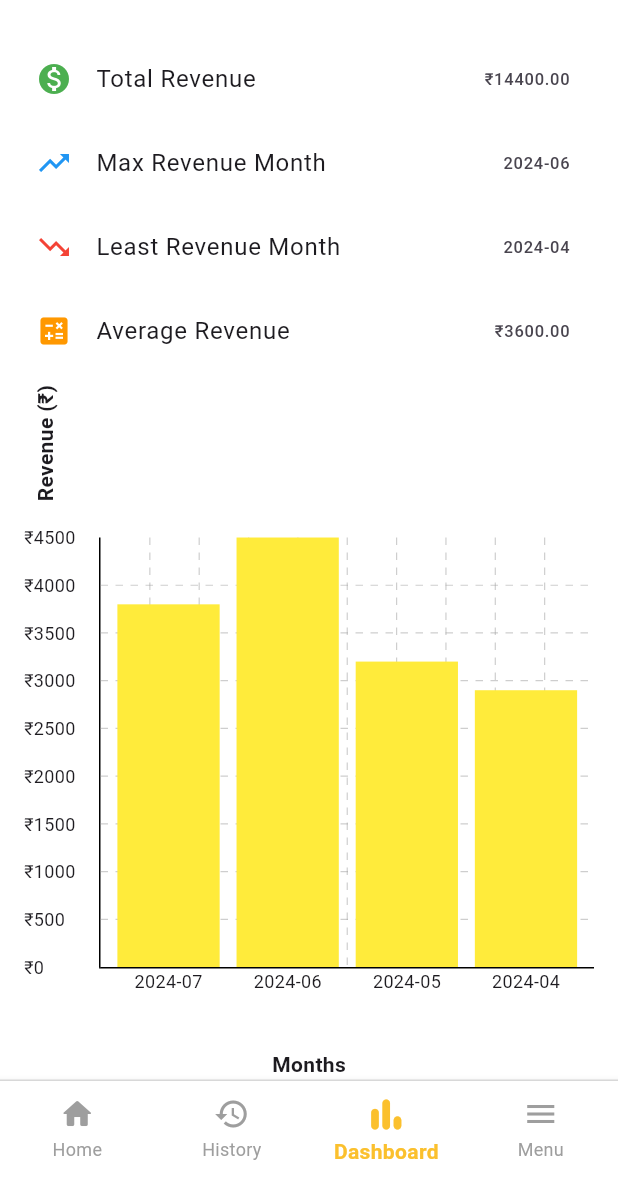
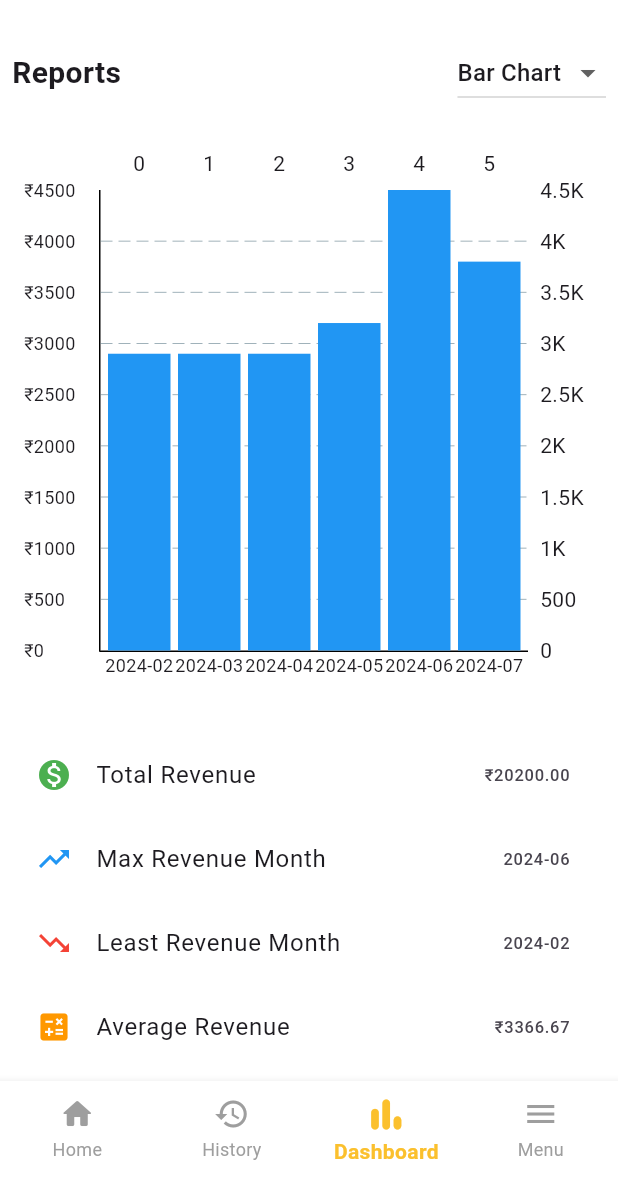
Before and after one commit to IamSamyak/bill-generator, a Flutter app: the screen it shows after launch, item 3 of the bottom bar chosen, on a phone screen of 412 x 824 dp, the part 59-1236 px from its top. Run offline on Flutter 3.47's test engine with Material 3 defaults, Android fonts, the phone set to English and light mode, and no system bars; drawn by our look-alikes of fl_chart; our stand-ins replace pdf, permission_handler, share_plus.

Commit message:
Adding line graph

```diff
--- a/lib/main.dart
+++ b/lib/main.dart
@@ -56,6 +56,8 @@ class _MainScreenState extends State<MainScreen> {
     {'customer_name': 'Neha Joshi', 'date': '2024-06-10', 'amount': 2700, 'status': 'Unpaid', 'contact_number': '6543210987'},
     {'customer_name': 'Rajesh Kumar', 'date': '2024-05-20', 'amount': 3200, 'status': 'Paid', 'contact_number': '5432109876'},
     {'customer_name': 'Priya Mehta', 'date': '2024-04-18', 'amount': 2900, 'status': 'Unpaid', 'contact_number': '4321098765'},
+    {'customer_name': 'Riya Mehta', 'date': '2024-03-18', 'amount': 2900, 'status': 'Unpaid', 'contact_number': '4321098765'},
+    {'customer_name': 'Giya Mehta', 'date': '2024-02-18', 'amount': 2900, 'status': 'Unpaid', 'contact_number': '4321098765'},
   ];
 
   void _navigateToPage(String page) {
@@ -96,10 +98,10 @@ class _MainScreenState extends State<MainScreen> {
           ? Column(
               mainAxisSize: MainAxisSize.min,
               children: [
-                Container(
-                  height: 1, // Border above the bottom navigation
-                  color: Colors.grey.shade300,
-                ),
+                // Container(
+                //   height: 1, // Border above the bottom navigation
+                //   color: Colors.grey.shade300,
+                // ),
                 BottomNavigationBar(
                   items: [
                     BottomNavigationBarItem(
--- a/lib/pages/reports_page.dart
+++ b/lib/pages/reports_page.dart
@@ -1,14 +1,23 @@
 import 'package:flutter/material.dart';
-import 'package:fl_chart/fl_chart.dart';
+import 'package:bill_generator/widgets/line_chart.dart';
+import 'package:bill_generator/widgets/bar_chart.dart';
+import 'package:bill_generator/widgets/graph_description.dart';
 
-class ReportsPage extends StatelessWidget {
+class ReportsPage extends StatefulWidget {
   final List<Map<String, dynamic>> initialBills;
 
   const ReportsPage({super.key, required this.initialBills});
 
+  @override
+  _ReportsPageState createState() => _ReportsPageState();
+}
+
+class _ReportsPageState extends State<ReportsPage> {
+  String selectedChartType = "Bar Chart";
+
   Map<String, double> calculateMonthlyRevenue() {
     Map<String, double> revenue = {};
-    for (var bill in initialBills) {
+    for (var bill in widget.initialBills) {
       DateTime date = DateTime.parse(bill['date']);
       String month = "${date.year}-${date.month.toString().padLeft(2, '0')}";
       revenue[month] = (revenue[month] ?? 0) + bill['amount'];
@@ -19,152 +28,48 @@ class ReportsPage extends StatelessWidget {
   @override
   Widget build(BuildContext context) {
     Map<String, double> monthlyRevenue = calculateMonthlyRevenue();
-    List<String> months = monthlyRevenue.keys.toList();
-
     double totalRevenue = monthlyRevenue.values.fold(0, (sum, amount) => sum + amount);
     double averageRevenue = monthlyRevenue.isNotEmpty ? totalRevenue / monthlyRevenue.length : 0;
 
-    String maxRevenueMonth = months.isNotEmpty
-        ? months[monthlyRevenue.values.toList().indexOf(monthlyRevenue.values.reduce((a, b) => a > b ? a : b))]
+    String maxRevenueMonth = monthlyRevenue.isNotEmpty
+        ? monthlyRevenue.entries.reduce((a, b) => a.value > b.value ? a : b).key
         : "N/A";
-
-    String minRevenueMonth = months.isNotEmpty
-        ? months[monthlyRevenue.values.toList().indexOf(monthlyRevenue.values.reduce((a, b) => a < b ? a : b))]
+    String minRevenueMonth = monthlyRevenue.isNotEmpty
+        ? monthlyRevenue.entries.reduce((a, b) => a.value < b.value ? a : b).key
         : "N/A";
-
-    double barWidth = months.length > 1 ? (300 / (months.length*1.1)) : 30;
-
-    List<BarChartGroupData> barGroups = months
-        .asMap()
-        .entries
-        .map((entry) => BarChartGroupData(
-              x: entry.key,
-              barsSpace: -1,
-              barRods: [
-                BarChartRodData(
-                  toY: monthlyRevenue[entry.value]!,
-                  color: Colors.yellow,
-                  width: barWidth,
-                  borderRadius: BorderRadius.zero,
-                ),
-              ],
-            ))
-        .toList();
 
     return Column(
       children: [
         Padding(
           padding: const EdgeInsets.all(8.0),
-          child: Column(
-            crossAxisAlignment: CrossAxisAlignment.start,
+          child: Row(
+            mainAxisAlignment: MainAxisAlignment.spaceBetween,
             children: [
-              ListTile(
-                leading: const Icon(Icons.monetization_on, color: Colors.green),
-                title: const Text("Total Revenue"),
-                trailing: Text("₹${totalRevenue.toStringAsFixed(2)}"),
+              const Text(
+                "Reports",
+                style: TextStyle(fontSize: 20, fontWeight: FontWeight.bold),
               ),
-              ListTile(
-                leading: const Icon(Icons.trending_up, color: Colors.blue),
-                title: const Text("Max Revenue Month"),
-                trailing: Text(maxRevenueMonth),
-              ),
-              ListTile(
-                leading: const Icon(Icons.trending_down, color: Colors.red),
-                title: const Text("Least Revenue Month"),
-                trailing: Text(minRevenueMonth),
-              ),
-              ListTile(
-                leading: const Icon(Icons.calculate, color: Colors.orange),
-                title: const Text("Average Revenue"),
-                trailing: Text("₹${averageRevenue.toStringAsFixed(2)}"),
+              DropdownButton<String>(
+                value: selectedChartType,
+                onChanged: (value) {
+                  setState(() {
+                    selectedChartType = value!;
+                  });
+                },
+                items: const [
+                  DropdownMenuItem(value: "Bar Chart", child: Text("Bar Chart")),
+                  DropdownMenuItem(value: "Line Chart", child: Text("Line Chart")),
+                ],
               ),
             ],
           ),
         ),
         Expanded(
-          child: Column(
-            children: [
-              const Padding(
-                padding: EdgeInsets.only(left: 20, bottom: 8),
-                child: Align(
-                  alignment: Alignment.centerLeft,
-                  child: RotatedBox(
-                    quarterTurns: 3,
-                    child: Text(
-                      "Revenue (₹)",
-                      style: TextStyle(fontSize: 14, fontWeight: FontWeight.bold),
-                    ),
-                  ),
-                ),
-              ),
-              Expanded(
-                child: Container(
-                  padding: const EdgeInsets.all(16.0),
-                  child: BarChart(
-                    BarChartData(
-                      alignment: BarChartAlignment.spaceEvenly,
-                      gridData: FlGridData(
-                        show: true,
-                        drawHorizontalLine: true,
-                        drawVerticalLine: true,
-                        getDrawingHorizontalLine: (value) => FlLine(
-                          color: Colors.grey.withOpacity(0.5),
-                          strokeWidth: 0.8,
-                          dashArray: [5, 5],
-                        ),
-                        getDrawingVerticalLine: (value) => FlLine(
-                          color: Colors.grey.withOpacity(0.5),
-                          strokeWidth: 0.8,
-                          dashArray: [5, 5],
-                        ),
-                      ),
-                      titlesData: FlTitlesData(
-                        leftTitles: AxisTitles(
-                          sideTitles: SideTitles(
-                            showTitles: true,
-                            reservedSize: 50,
-                            getTitlesWidget: (value, meta) {
-                              return Text("₹${value.toInt()}", style: const TextStyle(fontSize: 12));
-                            },
-                          ),
-                        ),
-                        bottomTitles: AxisTitles(
-                          sideTitles: SideTitles(
-                            showTitles: true,
-                            reservedSize: 30,
-                            getTitlesWidget: (value, meta) {
-                              if (value.toInt() >= 0 && value.toInt() < months.length) {
-                                return Text(months[value.toInt()], style: const TextStyle(fontSize: 12));
-                              }
-                              return const SizedBox();
-                            },
-                          ),
-                        ),
-                        topTitles: AxisTitles(sideTitles: SideTitles(showTitles: false)),
-                        rightTitles: AxisTitles(sideTitles: SideTitles(showTitles: false)),
-                      ),
-                      borderData: FlBorderData(
-                        show: true,
-                        border: Border(
-                          left: BorderSide(color: Colors.black, width: 1),
-                          bottom: BorderSide(color: Colors.black, width: 1),
-                        ),
-                      ),
-                      barGroups: barGroups,
-                    ),
-                  ),
-                ),
-              ),
-              const Padding(
-                padding: EdgeInsets.only(top: 8),
-                child: Text(
-                  "Months",
-                  style: TextStyle(fontSize: 14, fontWeight: FontWeight.bold),
-                ),
-              ),
-            ],
-          ),
+          child: selectedChartType == "Bar Chart"
+              ? BarChartWidget(monthlyRevenue: monthlyRevenue)
+              : LineChartWidget(monthlyRevenue: monthlyRevenue),
         ),
+        graph_description(totalRevenue: totalRevenue, maxRevenueMonth: maxRevenueMonth, minRevenueMonth: minRevenueMonth, averageRevenue: averageRevenue),
       ],
     );
   }
--- /dev/null
+++ b/lib/widgets/bar_chart.dart
@@ -0,0 +1,73 @@
+import 'package:flutter/material.dart';
+import 'package:fl_chart/fl_chart.dart';
+
+class BarChartWidget extends StatelessWidget {
+  final Map<String, double> monthlyRevenue;
+
+  const BarChartWidget({super.key, required this.monthlyRevenue});
+
+  @override
+  Widget build(BuildContext context) {
+    List<String> months = monthlyRevenue.keys.toList();
+    List<String> reversedMonths = months.reversed.toList(); // Reverse month order
+    double barWidth = months.length > 1 ? (300 / (months.length * 1.2)) : 30;
+
+    List<BarChartGroupData> barGroups = reversedMonths.asMap().entries.map(
+      (entry) {
+        return BarChartGroupData(
+          x: entry.key,
+          barsSpace: -1,
+          barRods: [
+            BarChartRodData(
+              toY: monthlyRevenue[entry.value]!,
+              color: Colors.blue,
+              width: barWidth,
+              borderRadius: BorderRadius.zero,
+            ),
+          ],
+        );
+      },
+    ).toList();
+
+    return Container(
+      padding: const EdgeInsets.all(16.0),
+      child: BarChart(
+        BarChartData(
+          alignment: BarChartAlignment.spaceEvenly,
+          gridData: FlGridData(show: true, drawHorizontalLine: true, drawVerticalLine: false),
+          titlesData: FlTitlesData(
+            leftTitles: AxisTitles(
+              sideTitles: SideTitles(
+                showTitles: true,
+                reservedSize: 50,
+                getTitlesWidget: (value, meta) {
+                  return Text("₹${value.toInt()}", style: const TextStyle(fontSize: 12));
+                },
+              ),
+            ),
+            bottomTitles: AxisTitles(
+              sideTitles: SideTitles(
+                showTitles: true,
+                reservedSize: 30,
+                getTitlesWidget: (value, meta) {
+                  if (value.toInt() >= 0 && value.toInt() < reversedMonths.length) {
+                    return Text(reversedMonths[value.toInt()], style: const TextStyle(fontSize: 12));
+                  }
+                  return const SizedBox();
+                },
+              ),
+            ),
+          ),
+          borderData: FlBorderData(
+            show: true,
+            border: const Border(
+              left: BorderSide(color: Colors.black, width: 1),
+              bottom: BorderSide(color: Colors.black, width: 1),
+            ),
+          ),
+          barGroups: barGroups,
+        ),
+      ),
+    );
+  }
+}
--- /dev/null
+++ b/lib/widgets/graph_description.dart
@@ -0,0 +1,48 @@
+import 'package:flutter/material.dart';
+
+class graph_description extends StatelessWidget {
+  const graph_description({
+    super.key,
+    required this.totalRevenue,
+    required this.maxRevenueMonth,
+    required this.minRevenueMonth,
+    required this.averageRevenue,
+  });
+
+  final double totalRevenue;
+  final String maxRevenueMonth;
+  final String minRevenueMonth;
+  final double averageRevenue;
+
+  @override
+  Widget build(BuildContext context) {
+    return Padding(
+      padding: const EdgeInsets.all(8.0),
+      child: Column(
+        crossAxisAlignment: CrossAxisAlignment.start,
+        children: [
+          ListTile(
+            leading: const Icon(Icons.monetization_on, color: Colors.green),
+            title: const Text("Total Revenue"),
+            trailing: Text("₹${totalRevenue.toStringAsFixed(2)}"),
+          ),
+          ListTile(
+            leading: const Icon(Icons.trending_up, color: Colors.blue),
+            title: const Text("Max Revenue Month"),
+            trailing: Text(maxRevenueMonth),
+          ),
+          ListTile(
+            leading: const Icon(Icons.trending_down, color: Colors.red),
+            title: const Text("Least Revenue Month"),
+            trailing: Text(minRevenueMonth),
+          ),
+          ListTile(
+            leading: const Icon(Icons.calculate, color: Colors.orange),
+            title: const Text("Average Revenue"),
+            trailing: Text("₹${averageRevenue.toStringAsFixed(2)}"),
+          ),
+        ],
+      ),
+    );
+  }
+}
--- /dev/null
+++ b/lib/widgets/line_chart.dart
@@ -0,0 +1,66 @@
+import 'package:flutter/material.dart';
+import 'package:fl_chart/fl_chart.dart';
+
+class LineChartWidget extends StatelessWidget {
+  final Map<String, double> monthlyRevenue;
+
+  const LineChartWidget({super.key, required this.monthlyRevenue});
+
+  @override
+  Widget build(BuildContext context) {
+    List<String> months = monthlyRevenue.keys.toList();
+    List<FlSpot> spots = [];
+
+    // Reverse the order of months for left-to-right flow
+    List<String> reversedMonths = months.reversed.toList();
+
+    for (int i = 0; i < reversedMonths.length; i++) {
+      spots.add(FlSpot(i.toDouble(), monthlyRevenue[reversedMonths[i]]!));
+    }
+
+    return LineChart(
+      LineChartData(
+        gridData: FlGridData(show: true),
+        titlesData: FlTitlesData(
+          leftTitles: AxisTitles(
+            sideTitles: SideTitles(
+              showTitles: true,
+              reservedSize: 50,
+              getTitlesWidget: (value, meta) =>
+                  Text("₹${value.toInt()}", style: const TextStyle(fontSize: 12)),
+            ),
+          ),
+          bottomTitles: AxisTitles(
+            sideTitles: SideTitles(
+              showTitles: true,
+              reservedSize: 30,
+              getTitlesWidget: (value, meta) {
+                if (value.toInt() >= 0 && value.toInt() < reversedMonths.length) {
+                  return Text(reversedMonths[value.toInt()], style: const TextStyle(fontSize: 12));
+                }
+                return const SizedBox();
+              },
+            ),
+          ),
+        ),
+        borderData: FlBorderData(
+          show: true,
+          border: const Border(
+            left: BorderSide(color: Colors.black, width: 1),
+            bottom: BorderSide(color: Colors.black, width: 1),
+          ),
+        ),
+        lineBarsData: [
+          LineChartBarData(
+            spots: spots,
+            isCurved: true,
+            barWidth: 4,
+            color: Colors.blue,
+            dotData: FlDotData(show: true),
+            belowBarData: BarAreaData(show: true),
+          ),
+        ],
+      ),
+    );
+  }
+}
```
